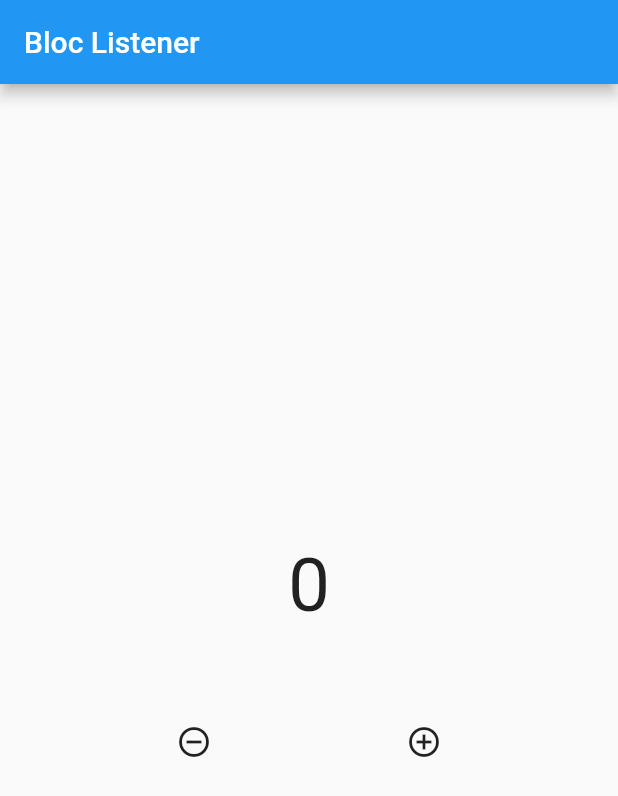
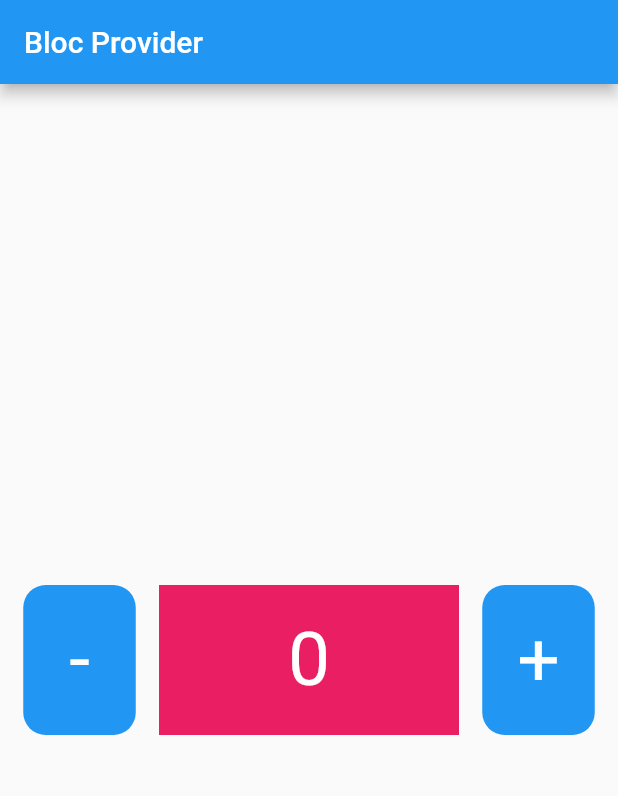
Before and after one commit to itsmhyne/mhybloc, a Flutter app: the screen it shows after launch, on a phone screen of 412 x 824 dp. Shown: the top 796 px of the screen. Run offline on Flutter 3.47's test engine with Material 2 defaults, Android fonts, the phone set to English and light mode, and no system bars; our stand-ins replace bloc, flutter_bloc.

Commit message:
add bloc consumer and bloc provider

```diff
--- /dev/null
+++ b/lib/extract/center_widget.dart
@@ -0,0 +1,24 @@
+import 'package:flutter/material.dart';
+import 'package:flutter_bloc/flutter_bloc.dart';
+import 'package:mhybloc/bloc/counter_bloc.dart';
+
+class center_widget extends StatelessWidget {
+  const center_widget({
+    Key? key,
+  }) : super(key: key);
+
+  @override
+  Widget build(BuildContext context) {
+    CounterBloc myCounter = BlocProvider.of<CounterBloc>(context);
+    return Center(
+        child: BlocBuilder(
+      bloc: myCounter,
+      builder: (context, state) {
+        return Text(
+          "${state}",
+          style: const TextStyle(fontSize: 50, color: Colors.white),
+        );
+      },
+    ));
+  }
+}
--- /dev/null
+++ b/lib/extract/data_widget.dart
@@ -0,0 +1,20 @@
+import 'package:flutter/material.dart';
+import 'package:flutter_bloc/flutter_bloc.dart';
+import 'package:mhybloc/bloc/counter_bloc.dart';
+import 'package:mhybloc/extract/center_widget.dart';
+
+class DataWidget extends StatelessWidget {
+  const DataWidget({
+    Key? key,
+  }) : super(key: key);
+
+  @override
+  Widget build(BuildContext context) {
+    return Container(
+      color: Colors.pink,
+      height: 100,
+      width: 200,
+      child: center_widget(),
+    );
+  }
+}
--- a/lib/main.dart
+++ b/lib/main.dart
@@ -1,8 +1,12 @@
 import 'package:flutter/cupertino.dart';
 import 'package:flutter/material.dart';
+import 'package:flutter_bloc/flutter_bloc.dart';
+import 'package:mhybloc/bloc/counter_bloc.dart';
 import 'package:mhybloc/views/basic_cubit.dart';
 import 'package:mhybloc/views/bloc_builder_page.dart';
 import 'package:mhybloc/views/bloc_listener_page.dart';
+import 'package:mhybloc/views/bloc_consumer_page.dart';
+import 'package:mhybloc/views/bloc_provider_page.dart';
 import 'package:mhybloc/views/homepage.dart';
 
 void main() {
@@ -14,8 +18,11 @@ class MyApp extends StatelessWidget {
 
   @override
   Widget build(BuildContext context) {
-    return MaterialApp(
-      home: BlocListenerPage(),
+    return BlocProvider(
+      create: (context) => CounterBloc(),
+      child: MaterialApp(
+        home: BlocProviderPage(),
+      ),
     );
   }
 }
--- /dev/null
+++ b/lib/views/bloc_provider_page.dart
@@ -0,0 +1,67 @@
+import 'package:flutter/material.dart';
+import 'package:flutter/src/foundation/key.dart';
+import 'package:flutter/src/widgets/framework.dart';
+import 'package:flutter_bloc/flutter_bloc.dart';
+import 'package:mhybloc/bloc/counter_bloc.dart';
+import 'package:mhybloc/extract/data_widget.dart';
+
+class BlocProviderPage extends StatelessWidget {
+  @override
+  Widget build(BuildContext context) {
+    CounterBloc myCounter = BlocProvider.of<CounterBloc>(context);
+    return Scaffold(
+      appBar: AppBar(
+        title: const Text("Bloc Provider"),
+      ),
+      body: Column(
+        mainAxisAlignment: MainAxisAlignment.center,
+        children: [
+          Row(
+            mainAxisAlignment: MainAxisAlignment.spaceEvenly,
+            children: [
+              Material(
+                color: Colors.blue,
+                borderRadius: BorderRadius.circular(15),
+                child: InkWell(
+                  borderRadius: BorderRadius.circular(15),
+                  onTap: () {
+                    myCounter.decrement();
+                  },
+                  child: const SizedBox(
+                    height: 100,
+                    width: 75,
+                    child: Center(
+                        child: Text(
+                      "-",
+                      style: TextStyle(fontSize: 50, color: Colors.white),
+                    )),
+                  ),
+                ),
+              ),
+              DataWidget(),
+              Material(
+                color: Colors.blue,
+                borderRadius: BorderRadius.circular(15),
+                child: InkWell(
+                  borderRadius: BorderRadius.circular(15),
+                  onTap: () {
+                    myCounter.increment();
+                  },
+                  child: const SizedBox(
+                    height: 100,
+                    width: 75,
+                    child: Center(
+                        child: Text(
+                      "+",
+                      style: TextStyle(fontSize: 50, color: Colors.white),
+                    )),
+                  ),
+                ),
+              ),
+            ],
+          ),
+        ],
+      ),
+    );
+  }
+}
```
Also changed, not shown: lib/views/bloc_consumer_page.dart (added, +69 -0 lines).
